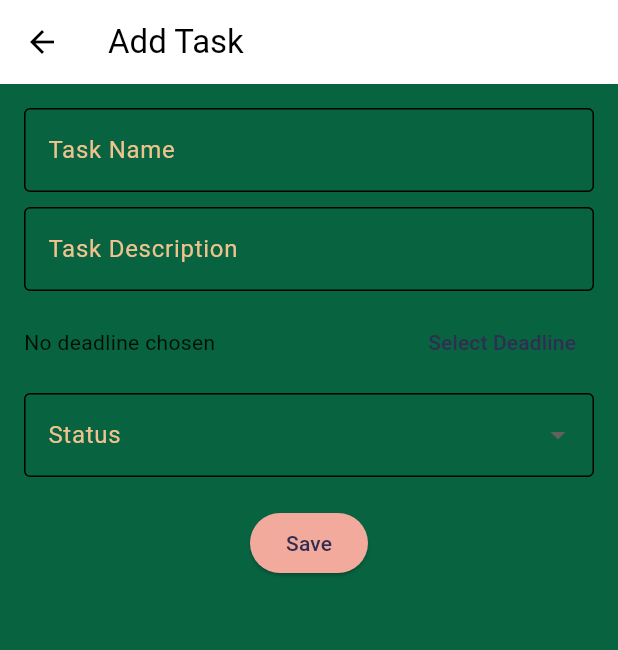
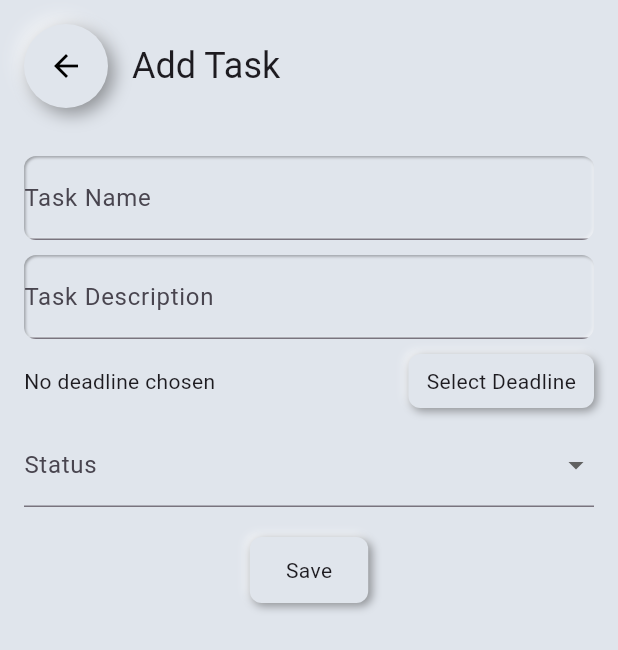
Before and after one commit to axisX20/codexpub, a Flutter app: the screen it shows after launch, after a tap on the "add" icon, on a phone screen of 412 x 824 dp. Shown: the top 650 px of the screen. Run offline on Flutter 3.47's test engine with Material 3 defaults, Android fonts, the light colour scheme and no system bars; drawn by our look-alikes of flutter_neumorphic.

Commit message:
Add Arabic localization and Neumorphic UI

```diff
--- /dev/null
+++ b/lib/l10n/app_localizations.dart
@@ -0,0 +1,90 @@
+import 'package:flutter/widgets.dart';
+import 'package:flutter/foundation.dart';
+
+class AppLocalizations {
+  final Locale locale;
+
+  AppLocalizations(this.locale);
+
+  static AppLocalizations of(BuildContext context) {
+    return Localizations.of<AppLocalizations>(context, AppLocalizations)!;
+  }
+
+  static const LocalizationsDelegate<AppLocalizations> delegate = _AppLocalizationsDelegate();
+
+  static const _localizedValues = <String, Map<String, String>>{
+    'en': {
+      'appTitle': 'Task Manager',
+      'myTasks': 'My Tasks',
+      'noTasks': 'No tasks added yet.',
+      'addTask': 'Add Task',
+      'taskName': 'Task Name',
+      'taskDescription': 'Task Description',
+      'enterName': 'Enter task name',
+      'enterDescription': 'Enter description',
+      'noDeadline': 'No deadline chosen',
+      'selectDeadline': 'Select Deadline',
+      'status': 'Status',
+      'urgent': 'Urgent',
+      'important': 'Important',
+      'simple': 'Simple',
+      'selectStatus': 'Select status',
+      'save': 'Save',
+      'due': 'Due',
+    },
+    'ar': {
+      'appTitle': '\u0645\u062f\u064a\u0631 \u0627\u0644\u0645\u0647\u0627\u0645',
+      'myTasks': '\u0645\u0647\u0627\u0645\u064a',
+      'noTasks': '\u0644\u0645 \u062a\u062a\u0645 \u0625\u0636\u0627\u0641\u0629 \u0645\u0647\u0627\u0645 \u0628\u0639\u062f',
+      'addTask': '\u0625\u0636\u0627\u0641\u0629 \u0645\u0647\u0645\u0629',
+      'taskName': '\u0627\u0633\u0645 \u0627\u0644\u0645\u0647\u0645\u0629',
+      'taskDescription': '\u0648\u0635\u0641 \u0627\u0644\u0645\u0647\u0645\u0629',
+      'enterName': '\u0623\u062f\u062e\u0644 \u0627\u0633\u0645 \u0627\u0644\u0645\u0647\u0645\u0629',
+      'enterDescription': '\u0623\u062f\u062e\u0644 \u0627\u0644\u0648\u0635\u0641',
+      'noDeadline': '\u0644\u0645 \u064a\u062a\u0645 \u0627\u062e\u062a\u064a\u0627\u0631 \u0645\u0648\u0639\u062f \u0646\u0647\u0627\u0626\u064a',
+      'selectDeadline': '\u0627\u062e\u062a\u0631 \u0627\u0644\u0645\u0648\u0639\u062f \u0627\u0644\u0646\u0647\u0627\u0626\u064a',
+      'status': '\u0627\u0644\u062d\u0627\u0644\u0629',
+      'urgent': '\u0639\u0627\u062c\u0644',
+      'important': '\u0645\u0647\u0645',
+      'simple': '\u0628\u0633\u064a\u0637',
+      'selectStatus': '\u0627\u062e\u062a\u0631 \u0627\u0644\u062d\u0627\u0644\u0629',
+      'save': '\u062d\u0641\u0638',
+      'due': '\u0645\u0648\u0639\u062f \u0627\u0644\u0627\u0633\u062a\u062d\u0642\u0627\u0642',
+    },
+  };
+
+  String _translate(String key) => _localizedValues[locale.languageCode]![key]!;
+
+  String get appTitle => _translate('appTitle');
+  String get myTasks => _translate('myTasks');
+  String get noTasks => _translate('noTasks');
+  String get addTask => _translate('addTask');
+  String get taskName => _translate('taskName');
+  String get taskDescription => _translate('taskDescription');
+  String get enterName => _translate('enterName');
+  String get enterDescription => _translate('enterDescription');
+  String get noDeadline => _translate('noDeadline');
+  String get selectDeadline => _translate('selectDeadline');
+  String get status => _translate('status');
+  String get urgent => _translate('urgent');
+  String get important => _translate('important');
+  String get simple => _translate('simple');
+  String get selectStatus => _translate('selectStatus');
+  String get save => _translate('save');
+  String get due => _translate('due');
+}
+
+class _AppLocalizationsDelegate extends LocalizationsDelegate<AppLocalizations> {
+  const _AppLocalizationsDelegate();
+
+  @override
+  bool isSupported(Locale locale) => ['en', 'ar'].contains(locale.languageCode);
+
+  @override
+  Future<AppLocalizations> load(Locale locale) {
+    return SynchronousFuture<AppLocalizations>(AppLocalizations(locale));
+  }
+
+  @override
+  bool shouldReload(covariant LocalizationsDelegate<AppLocalizations> old) => false;
+}
--- a/lib/main.dart
+++ b/lib/main.dart
@@ -1,8 +1,10 @@
 import 'package:codex/provider/task_provider.dart';
+import 'package:codex/provider/locale_provider.dart';
 import 'package:codex/screens/task_home.dart';
-import 'package:flutter/material.dart';
+import 'package:flutter_neumorphic/flutter_neumorphic.dart';
 import 'package:provider/provider.dart';
 import 'app_theme.dart';
+import 'l10n/app_localizations.dart';
 
 void main() => runApp(const TaskApp());
 
@@ -11,13 +13,32 @@ class TaskApp extends StatelessWidget {
 
   @override
   Widget build(BuildContext context) {
-    return ChangeNotifierProvider(
-      create: (_) => TaskProvider(),
-      child: MaterialApp(
-        title: 'Task Manager',
-        theme: AppTheme.theme,
-        home: const TaskHomePage(),
-        debugShowCheckedModeBanner: false,
+    return MultiProvider(
+      providers: [
+        ChangeNotifierProvider(create: (_) => TaskProvider()),
+        ChangeNotifierProvider(create: (_) => LocaleProvider()),
+      ],
+      child: Consumer<LocaleProvider>(
+        builder: (context, localeProvider, _) {
+          return NeumorphicApp(
+            title: AppLocalizations(localeProvider.locale).appTitle,
+            debugShowCheckedModeBanner: false,
+            theme: const NeumorphicThemeData(
+              baseColor: Color(0xFFE0E5Ec),
+              lightSource: LightSource.topLeft,
+              depth: 8,
+            ),
+            locale: localeProvider.locale,
+            localizationsDelegates: const [
+              AppLocalizations.delegate,
+              DefaultWidgetsLocalizations.delegate,
+              DefaultMaterialLocalizations.delegate,
+              DefaultCupertinoLocalizations.delegate,
+            ],
+            supportedLocales: const [Locale('en'), Locale('ar')],
+            home: const TaskHomePage(),
+          );
+        },
       ),
     );
   }
--- /dev/null
+++ b/lib/provider/locale_provider.dart
@@ -0,0 +1,13 @@
+import 'package:flutter/material.dart';
+
+class LocaleProvider with ChangeNotifier {
+  Locale _locale = const Locale('en');
+
+  Locale get locale => _locale;
+
+  void setLocale(Locale locale) {
+    if (!['en', 'ar'].contains(locale.languageCode)) return;
+    _locale = locale;
+    notifyListeners();
+  }
+}
--- a/lib/screens/add_task_screen.dart
+++ b/lib/screens/add_task_screen.dart
@@ -1,7 +1,8 @@
-import 'package:flutter/material.dart';
+import 'package:flutter_neumorphic/flutter_neumorphic.dart';
 import 'package:provider/provider.dart';
 import '../models/task.dart';
 import '../provider/task_provider.dart';
+import '../l10n/app_localizations.dart';
 
 class AddTaskScreen extends StatefulWidget {
   const AddTaskScreen({super.key});
@@ -57,8 +58,11 @@ class _AddTaskScreenState extends State<AddTaskScreen> {
 
   @override
   Widget build(BuildContext context) {
-    return Scaffold(
-      appBar: AppBar(title: const Text('Add Task')),
+    final locale = AppLocalizations.of(context);
+    return NeumorphicBackground(
+      child: Scaffold(
+        backgroundColor: Colors.transparent,
+        appBar: NeumorphicAppBar(title: Text(locale.addTask)),
         body: Padding(
           padding: const EdgeInsets.all(16.0),
           child: Form(
@@ -66,16 +70,25 @@ class _AddTaskScreenState extends State<AddTaskScreen> {
             child: SingleChildScrollView(
               child: Column(
                 children: [
-                TextFormField(
+                  Neumorphic(
+                    style: const NeumorphicStyle(depth: -2),
+                    child: TextFormField(
                       controller: _nameController,
-                  decoration: const InputDecoration(labelText: 'Task Name'),
-                  validator: (v) => v == null || v.isEmpty ? 'Enter task name' : null,
+                      decoration: InputDecoration(labelText: locale.taskName),
+                      validator: (v) =>
+                          v == null || v.isEmpty ? locale.enterName : null,
+                    ),
                   ),
                   const SizedBox(height: 10),
-                TextFormField(
+                  Neumorphic(
+                    style: const NeumorphicStyle(depth: -2),
+                    child: TextFormField(
                       controller: _descriptionController,
-                  decoration: const InputDecoration(labelText: 'Task Description'),
-                  validator: (v) => v == null || v.isEmpty ? 'Enter description' : null,
+                      decoration:
+                          InputDecoration(labelText: locale.taskDescription),
+                      validator: (v) =>
+                          v == null || v.isEmpty ? locale.enterDescription : null,
+                    ),
                   ),
                   const SizedBox(height: 10),
                   Row(
@@ -83,34 +96,43 @@ class _AddTaskScreenState extends State<AddTaskScreen> {
                       Expanded(
                         child: Text(
                           _deadline == null
-                            ? 'No deadline chosen'
-                            : 'Deadline: ${_deadline!.toLocal()}'.split('.').first,
+                              ? locale.noDeadline
+                              : '${locale.due}: ${_deadline!.toLocal()}'
+                                  .split('.')
+                                  .first,
                         ),
                       ),
-                    TextButton(
+                      NeumorphicButton(
                         onPressed: _pickDeadline,
-                      child: const Text('Select Deadline'),
+                        style: const NeumorphicStyle(depth: 4),
+                        padding: const EdgeInsets.symmetric(
+                            vertical: 8, horizontal: 12),
+                        child: Text(locale.selectDeadline),
                       ),
                     ],
                   ),
                   const SizedBox(height: 10),
                   DropdownButtonFormField<String>(
-                  decoration: const InputDecoration(labelText: 'Status'),
+                    decoration: InputDecoration(labelText: locale.status),
                     value: _status,
-                  items: const [
-                    DropdownMenuItem(value: 'urgent', child: Text('Urgent')),
-                    DropdownMenuItem(value: 'important', child: Text('Important')),
-                    DropdownMenuItem(value: 'simple', child: Text('Simple')),
+                    items: [
+                      DropdownMenuItem(value: 'urgent', child: Text(locale.urgent)),
+                      DropdownMenuItem(value: 'important', child: Text(locale.important)),
+                      DropdownMenuItem(value: 'simple', child: Text(locale.simple)),
                     ],
                     onChanged: (val) => setState(() => _status = val),
-                  validator: (v) => v == null ? 'Select status' : null,
+                    validator: (v) => v == null ? locale.selectStatus : null,
                   ),
                   const SizedBox(height: 20),
-                ElevatedButton(
+                  NeumorphicButton(
                     onPressed: _saveTask,
-                  child: const Text('Save'),
+                    style: const NeumorphicStyle(depth: 4),
+                    padding:
+                        const EdgeInsets.symmetric(vertical: 12, horizontal: 24),
+                    child: Text(locale.save),
                   ),
                 ],
+              ),
             ),
           ),
         ),
--- a/lib/screens/task_home.dart
+++ b/lib/screens/task_home.dart
@@ -1,7 +1,9 @@
 import 'package:codex/provider/task_provider.dart';
-import 'package:flutter/material.dart';
+import 'package:codex/provider/locale_provider.dart';
+import 'package:flutter_neumorphic/flutter_neumorphic.dart';
 import 'package:provider/provider.dart';
 import '../models/task.dart';
+import '../l10n/app_localizations.dart';
 import 'add_task_screen.dart';
 
 class TaskHomePage extends StatelessWidget {
@@ -9,27 +11,47 @@ class TaskHomePage extends StatelessWidget {
 
   @override
   Widget build(BuildContext context) {
+    final locale = AppLocalizations.of(context);
     final tasks = Provider.of<TaskProvider>(context).tasks;
 
-    return Scaffold(
-      appBar: AppBar(
-        title: const Text('My Tasks'),
+    return NeumorphicBackground(
+      child: Scaffold(
+        backgroundColor: Colors.transparent,
+        appBar: NeumorphicAppBar(
+          title: Text(locale.myTasks),
           actions: [
-          IconButton(
-            icon: const Icon(Icons.add),
+            PopupMenuButton<Locale>(
+              icon: const Icon(Icons.language),
+              onSelected: (localeSel) =>
+                  context.read<LocaleProvider>().setLocale(localeSel),
+              itemBuilder: (_) => [
+                PopupMenuItem(
+                  value: const Locale('en'),
+                  child: const Text('English'),
+                ),
+                PopupMenuItem(
+                  value: const Locale('ar'),
+                  child: const Text('\u0639\u0631\u0628\u064a'),
+                ),
+              ],
+            ),
+            NeumorphicButton(
               onPressed: () {
                 Navigator.push(
                   context,
                   MaterialPageRoute(builder: (_) => const AddTaskScreen()),
                 );
               },
+              style: const NeumorphicStyle(depth: 4),
+              padding: const EdgeInsets.all(8),
+              child: const Icon(Icons.add),
             ),
           ],
         ),
         body: Padding(
           padding: const EdgeInsets.all(16.0),
           child: tasks.isEmpty
-            ? const Center(child: Text('No tasks added yet.'))
+              ? Center(child: NeumorphicText(locale.noTasks))
               : ListView.builder(
                   itemCount: tasks.length,
                   itemBuilder: (_, index) {
@@ -41,17 +63,22 @@ class TaskHomePage extends StatelessWidget {
                         Provider.of<TaskProvider>(context, listen: false)
                             .removeTask(index);
                       },
+                      child: Neumorphic(
+                        margin: const EdgeInsets.symmetric(vertical: 4),
+                        style: const NeumorphicStyle(depth: -2),
                         child: ListTile(
                           title: Text(task.name),
                           subtitle: Text(
-                        '${task.description}\nDue: ${task.deadline.toLocal().toString().split('.').first}\nStatus: ${task.status}',
+                            '${task.description}\n${locale.due}: ${task.deadline.toLocal().toString().split('.').first}\n${locale.status}: ${task.status}',
                           ),
                           isThreeLine: true,
+                        ),
                       ),
                     );
                   },
                 ),
         ),
+      ),
     );
   }
 }
--- a/pubspec.yaml
+++ b/pubspec.yaml
@@ -31,6 +31,9 @@ dependencies:
   flutter:
     sdk: flutter
   provider: ^6.1.1
+  flutter_neumorphic: ^3.3.0
+  flutter_localizations:
+    sdk: flutter
 
 
   # The following adds the Cupertino Icons font to your application.
```
Lines whose indentation alone changed are shown as unchanged.
